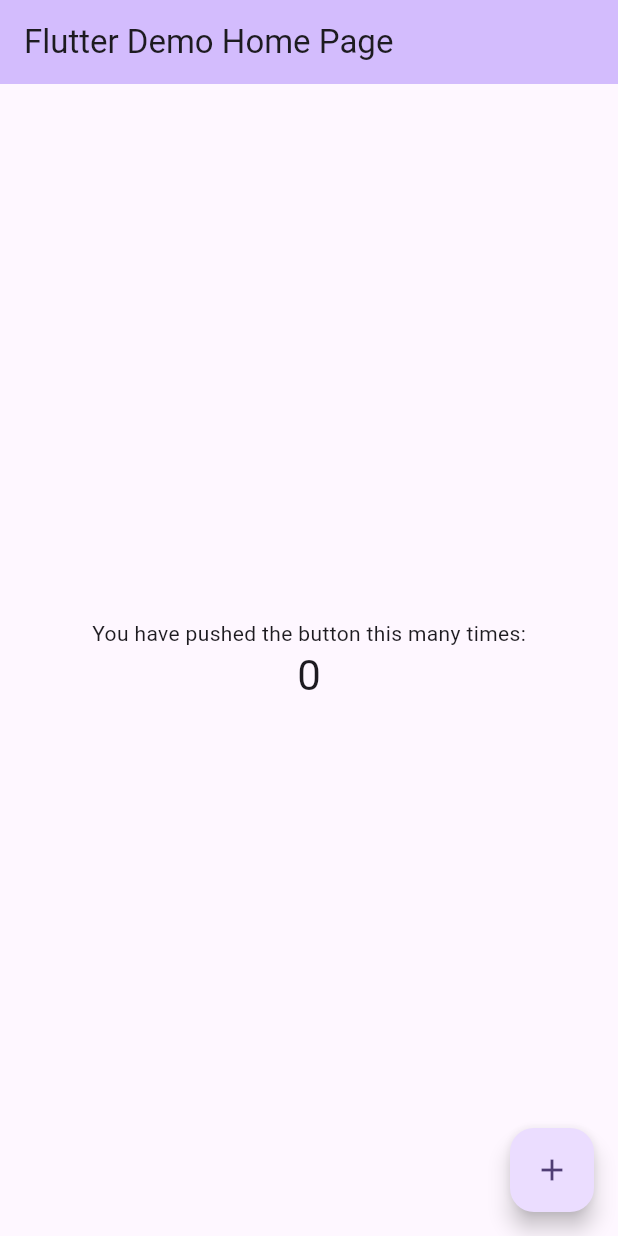
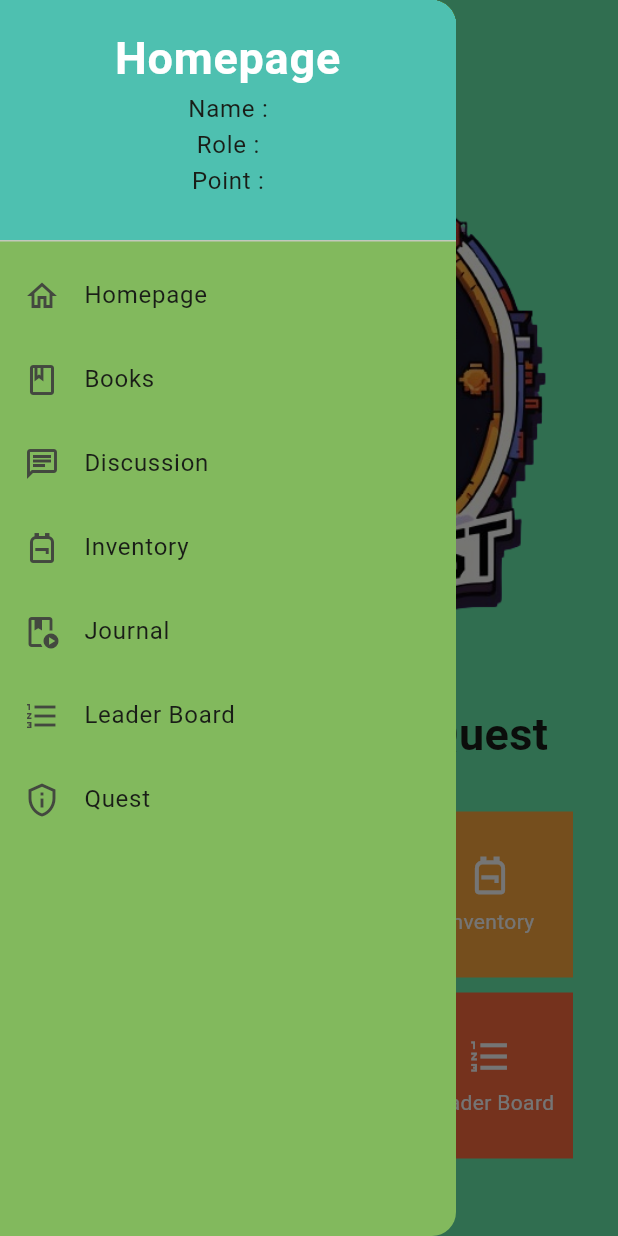
Before and after one commit to TK-PBP-F02/ReadQuest-Mobile, a Flutter app: the screen it shows after launch, with the side drawer open (before the commit the screen has no drawer), on a phone screen of 412 x 824 dp. Run offline on Flutter 3.47's test engine with Material 3 defaults, Android fonts, the phone set to English and light mode, and no system bars; network calls fail.

Commit message:
Homepage & Books

```diff
--- a/lib/main.dart
+++ b/lib/main.dart
@@ -1,4 +1,6 @@
 import 'package:flutter/material.dart';
+import 'package:readquest/main/homepage.dart';
+import 'package:readquest/widgets/drawer.dart';
 
 void main() {
   runApp(const MyApp());
@@ -11,7 +13,7 @@ class MyApp extends StatelessWidget {
   @override
   Widget build(BuildContext context) {
     return MaterialApp(
-      title: 'Flutter Demo',
+      title: 'ReadQuest',
       theme: ThemeData(
         // This is the theme of your application.
         //
@@ -28,98 +30,10 @@ class MyApp extends StatelessWidget {
         //
         // This works for code too, not just values: Most code changes can be
         // tested with just a hot reload.
-        colorScheme: ColorScheme.fromSeed(seedColor: Colors.deepPurple),
+        colorScheme: ColorScheme.fromSeed(seedColor: const Color.fromARGB(255, 75, 183, 58)),
         useMaterial3: true,
       ),
-      home: const MyHomePage(title: 'Flutter Demo Home Page'),
+      home: MyHomePage(),
     );
   }
 }
-
-class MyHomePage extends StatefulWidget {
-  const MyHomePage({super.key, required this.title});
-
-  // This widget is the home page of your application. It is stateful, meaning
-  // that it has a State object (defined below) that contains fields that affect
-  // how it looks.
-
-  // This class is the configuration for the state. It holds the values (in this
-  // case the title) provided by the parent (in this case the App widget) and
-  // used by the build method of the State. Fields in a Widget subclass are
-  // always marked "final".
-
-  final String title;
-
-  @override
-  State<MyHomePage> createState() => _MyHomePageState();
-}
-
-class _MyHomePageState extends State<MyHomePage> {
-  int _counter = 0;
-
-  void _incrementCounter() {
-    setState(() {
-      // This call to setState tells the Flutter framework that something has
-      // changed in this State, which causes it to rerun the build method below
-      // so that the display can reflect the updated values. If we changed
-      // _counter without calling setState(), then the build method would not be
-      // called again, and so nothing would appear to happen.
-      _counter++;
-    });
-  }
-
-  @override
-  Widget build(BuildContext context) {
-    // This method is rerun every time setState is called, for instance as done
-    // by the _incrementCounter method above.
-    //
-    // The Flutter framework has been optimized to make rerunning build methods
-    // fast, so that you can just rebuild anything that needs updating rather
-    // than having to individually change instances of widgets.
-    return Scaffold(
-      appBar: AppBar(
-        // TRY THIS: Try changing the color here to a specific color (to
-        // Colors.amber, perhaps?) and trigger a hot reload to see the AppBar
-        // change color while the other colors stay the same.
-        backgroundColor: Theme.of(context).colorScheme.inversePrimary,
-        // Here we take the value from the MyHomePage object that was created by
-        // the App.build method, and use it to set our appbar title.
-        title: Text(widget.title),
-      ),
-      body: Center(
-        // Center is a layout widget. It takes a single child and positions it
-        // in the middle of the parent.
-        child: Column(
-          // Column is also a layout widget. It takes a list of children and
-          // arranges them vertically. By default, it sizes itself to fit its
-          // children horizontally, and tries to be as tall as its parent.
-          //
-          // Column has various properties to control how it sizes itself and
-          // how it positions its children. Here we use mainAxisAlignment to
-          // center the children vertically; the main axis here is the vertical
-          // axis because Columns are vertical (the cross axis would be
-          // horizontal).
-          //
-          // TRY THIS: Invoke "debug painting" (choose the "Toggle Debug Paint"
-          // action in the IDE, or press "p" in the console), to see the
-          // wireframe for each widget.
-          mainAxisAlignment: MainAxisAlignment.center,
-          children: <Widget>[
-            const Text(
-              'You have pushed the button this many times:',
-            ),
-            Text(
-              '$_counter',
-              style: Theme.of(context).textTheme.headlineMedium,
-            ),
-          ],
-        ),
-      ),
-      floatingActionButton: FloatingActionButton(
-        onPressed: _incrementCounter,
-        tooltip: 'Increment',
-        child: const Icon(Icons.add),
-      ), // This trailing comma makes auto-formatting nicer for build methods.
-    );
-  }
-}
--- /dev/null
+++ b/lib/main/homepage.dart
@@ -0,0 +1,131 @@
+import 'package:flutter/material.dart';
+import 'package:readquest/main/list_books.dart';
+import 'package:readquest/widgets/drawer.dart';
+import 'package:readquest/widgets/drawer.dart';
+
+class OptionList {
+  final String name;
+  final IconData icon;
+  final Color color;
+
+  OptionList(this.name, this.color, this.icon);
+}
+
+class Guild extends StatelessWidget {
+  final OptionList item;
+
+  const Guild(this.item, {super.key}); // Constructor
+
+  @override
+  Widget build(BuildContext context) {
+    return Material(
+      color: item.color,
+      child: InkWell(
+        // Area responsive terhadap sentuhan
+        onTap: () async {
+          // Memunculkan SnackBar ketika diklik
+          ScaffoldMessenger.of(context)
+            ..hideCurrentSnackBar()
+            ..showSnackBar(SnackBar(
+                content: Text("Kamu telah menekan tombol ${item.name}!")));
+          if(item.name == "Books"){
+            Navigator.push(
+              context,
+              MaterialPageRoute(builder: (context) => ProductPage()),
+            );
+          }
+        },
+
+        child: Container(
+          // Container untuk menyimpan Icon dan Text
+          padding: const EdgeInsets.all(8),
+          child: Center(
+            child: Column(
+              mainAxisAlignment: MainAxisAlignment.center,
+              children: [
+                Icon(
+                  item.icon,
+                  color: Colors.white,
+                  size: 30.0,
+                ),
+                const Padding(padding: EdgeInsets.all(3)),
+                Text(
+                  item.name,
+                  textAlign: TextAlign.center,
+                  style: const TextStyle(color: Colors.white),
+                ),
+              ],
+            ),
+          ),
+        ),
+      ),
+    );
+  }
+}
+
+class MyHomePage extends StatelessWidget {
+    MyHomePage({Key? key}) : super(key: key);
+    final List<OptionList> items = [
+        OptionList("Books", Colors.lightBlue,Icons.book_outlined),
+        OptionList("Discussion", const Color.fromARGB(255, 0, 255, 132), Icons.chat_outlined),
+        OptionList("Inventory", Colors.orangeAccent, Icons.backpack_outlined),
+        OptionList("Journal", Colors.tealAccent, Icons.play_lesson_outlined),
+        OptionList("Quest", Colors.amberAccent, Icons.privacy_tip_rounded),
+        OptionList("Leader Board", Colors.deepOrangeAccent, Icons.format_list_numbered_outlined),
+        OptionList("Login", Colors.lightGreen, Icons.login),
+    ];
+
+    @override
+    Widget build(BuildContext context) {
+        return Scaffold(
+          backgroundColor: Colors.greenAccent,
+          appBar: AppBar(
+            backgroundColor: Color.fromARGB(0, 62, 2, 2),
+            title: const Text(
+              'ReadQuest',
+            ),
+          ),
+          drawer: const Option(),
+          body: SingleChildScrollView(
+            // Widget wrapper yang dapat discroll
+            child: Padding(
+              padding: const EdgeInsets.all(10.0), // Set padding dari halaman
+              child: Column(
+                // Widget untuk menampilkan children secara vertikal
+                children: <Widget>[
+                  Image.asset('assets/images/logo.png'),
+                  const Padding(
+                    padding: EdgeInsets.only(top: 10.0, bottom: 10.0),
+                    child: Text(
+                      'Welcome to ReadQuest', // Text yang menandakan toko
+                      textAlign: TextAlign.center,
+                      style: TextStyle(
+                        fontSize: 30,
+                        fontWeight: FontWeight.bold,
+                      ),
+                    ),
+                  ),
+                  // Grid layout
+                  Center(
+                    child: GridView.count(
+                      // Container pada card kita.
+                      primary: true,
+                      padding: const EdgeInsets.all(20),
+                      crossAxisSpacing: 10,
+                      mainAxisSpacing: 10,
+                      crossAxisCount: 3,
+                      shrinkWrap: true,
+                      children: items.map((OptionList item) {
+                        // Iterasi untuk setiap item
+                        return Guild(item);
+                      }).toList(),
+                   ),
+                  )
+                ],
+              ),
+            ),
+          ),
+        );
+    }
+
+}
--- /dev/null
+++ b/lib/models/book.dart
@@ -0,0 +1,131 @@
+import 'dart:convert';
+
+List<Books> booksFromJson(String str) => List<Books>.from(json.decode(str).map((x) => Books.fromJson(x)));
+
+String booksToJson(List<Books> data) => json.encode(List<dynamic>.from(data.map((x) => x.toJson())));
+
+class Books {
+    Model model;
+    int pk;
+    Fields fields;
+
+    Books({
+        required this.model,
+        required this.pk,
+        required this.fields,
+    });
+
+    factory Books.fromJson(Map<String, dynamic> json) => Books(
+        model: modelValues.map[json["model"]]!,
+        pk: json["pk"],
+        fields: Fields.fromJson(json["fields"]),
+    );
+
+    Map<String, dynamic> toJson() => {
+        "model": modelValues.reverse[model],
+        "pk": pk,
+        "fields": fields.toJson(),
+    };
+}
+
+class Fields {
+    String isbn;
+    String title;
+    String author;
+    String description;
+    String publishedDate;
+    String thumbnail;
+    String publisher;
+    String publicationDate;
+    int pageCount;
+    String category;
+    String imageUrl;
+    Lang lang;
+    int readed;
+    int buys;
+    int questAmount;
+
+    Fields({
+        required this.isbn,
+        required this.title,
+        required this.author,
+        required this.description,
+        required this.publishedDate,
+        required this.thumbnail,
+        required this.publisher,
+        required this.publicationDate,
+        required this.pageCount,
+        required this.category,
+        required this.imageUrl,
+        required this.lang,
+        required this.readed,
+        required this.buys,
+        required this.questAmount,
+    });
+
+    factory Fields.fromJson(Map<String, dynamic> json) => Fields(
+        isbn: json["isbn"],
+        title: json["title"],
+        author: json["author"],
+        description: json["description"],
+        publishedDate: json["published_date"],
+        thumbnail: json["thumbnail"],
+        publisher: json["publisher"],
+        publicationDate: json["publication_date"],
+        pageCount: json["page_count"],
+        category: json["category"],
+        imageUrl: json["image_url"],
+        lang: langValues.map[json["lang"]]!,
+        readed: json["readed"],
+        buys: json["buys"],
+        questAmount: json["quest_amount"],
+    );
+
+    Map<String, dynamic> toJson() => {
+        "isbn": isbn,
+        "title": title,
+        "author": author,
+        "description": description,
+        "published_date": publishedDate,
+        "thumbnail": thumbnail,
+        "publisher": publisher,
+        "publication_date": publicationDate,
+        "page_count": pageCount,
+        "category": category,
+        "image_url": imageUrl,
+        "lang": langValues.reverse[lang],
+        "readed": readed,
+        "buys": buys,
+        "quest_amount": questAmount,
+    };
+}
+
+enum Lang {
+    EN,
+    ID
+}
+
+final langValues = EnumValues({
+    "en": Lang.EN,
+    "id": Lang.ID
+});
+
+enum Model {
+    BOOKS_BOOK
+}
+
+final modelValues = EnumValues({
+    "books.book": Model.BOOKS_BOOK
+});
+
+class EnumValues<T> {
+    Map<String, T> map;
+    late Map<T, String> reverseMap;
+
+    EnumValues(this.map);
+
+    Map<T, String> get reverse {
+        reverseMap = map.map((k, v) => MapEntry(v, k));
+        return reverseMap;
+    }
+}
--- /dev/null
+++ b/lib/widgets/drawer.dart
@@ -0,0 +1,86 @@
+import 'package:flutter/material.dart';
+import 'package:readquest/main/homepage.dart';
+import 'package:readquest/main/list_books.dart';
+
+class Option extends StatelessWidget {
+  const Option({super.key});
+
+  @override
+  Widget build(BuildContext context) {
+    return Drawer(
+      backgroundColor: Color.fromARGB(255, 130, 185, 93),
+      child: ListView(
+        children: [
+          const DrawerHeader(
+            decoration: BoxDecoration(
+              color: Color.fromARGB(255, 78, 192, 176),
+            ),
+            child: Column(
+              children: [
+                Text(
+                  'Homepage',
+                  textAlign: TextAlign.center,
+                  style: TextStyle(
+                    fontSize: 30,
+                    fontWeight: FontWeight.bold,
+                    color: Colors.white,
+                  ),
+                ),
+                Text("Name :"),
+                Text("Role :"),
+                Text("Point :"),
+                Padding(padding: EdgeInsets.all(10)),
+              ],
+            ),
+          ),
+          ListTile(
+            leading: const Icon(Icons.home_outlined),
+            title: const Text('Homepage'),
+            // Bagian redirection ke MyHomePage
+            onTap: () {
+              Navigator.pushReplacement(
+                context,
+                MaterialPageRoute(
+                  builder: (context) => MyHomePage(),
+                )
+              );
+            },
+          ),
+          ListTile(
+            leading: const Icon(Icons.book_outlined),
+            title: const Text('Books'),
+            // Bagian redirection ke MyHomePage
+            onTap: () {
+              Navigator.pushReplacement(
+                context,
+                MaterialPageRoute(
+                  builder: (context) => ProductPage(),
+                )
+              );
+            },
+          ),
+          ListTile(
+            leading: const Icon(Icons.chat_outlined),
+            title: const Text('Discussion'),
+          ),
+          ListTile(
+            leading: const Icon(Icons.backpack_outlined),
+            title: const Text('Inventory'),
+          ),
+          ListTile(
+            leading: const Icon(Icons.play_lesson_outlined),
+            title: const Text('Journal'),
+          ),
+          ListTile(
+            leading: const Icon(Icons.format_list_numbered_outlined),
+            title: const Text('Leader Board'),
+          ),
+          ListTile(
+            leading: const Icon(Icons.privacy_tip_outlined),
+            title: const Text('Quest'),
+          ),
+        ],
+      ),
+    );
+  }
+}
--- a/pubspec.yaml
+++ b/pubspec.yaml
@@ -35,6 +35,9 @@ dependencies:
   # The following adds the Cupertino Icons font to your application.
   # Use with the CupertinoIcons class for iOS style icons.
   cupertino_icons: ^1.0.2
+  provider: ^6.1.1
+  pbp_django_auth: ^0.4.0
+  cached_network_image: ^3.3.0
 
 dev_dependencies:
   flutter_test:
@@ -57,6 +60,8 @@ flutter:
   # included with your application, so that you can use the icons in
   # the material Icons class.
   uses-material-design: true
+  assets:
+    - assets/images/
 
   # To add assets to your application, add an assets section, like this:
   # assets:
```
Also changed, not shown: lib/main/list_books.dart (added, +180 -0 lines), assets/images/logo.png (added), lib/main/login.dart (added), lib/main/register.dart (added), pubspec.lock, 3 other files.
